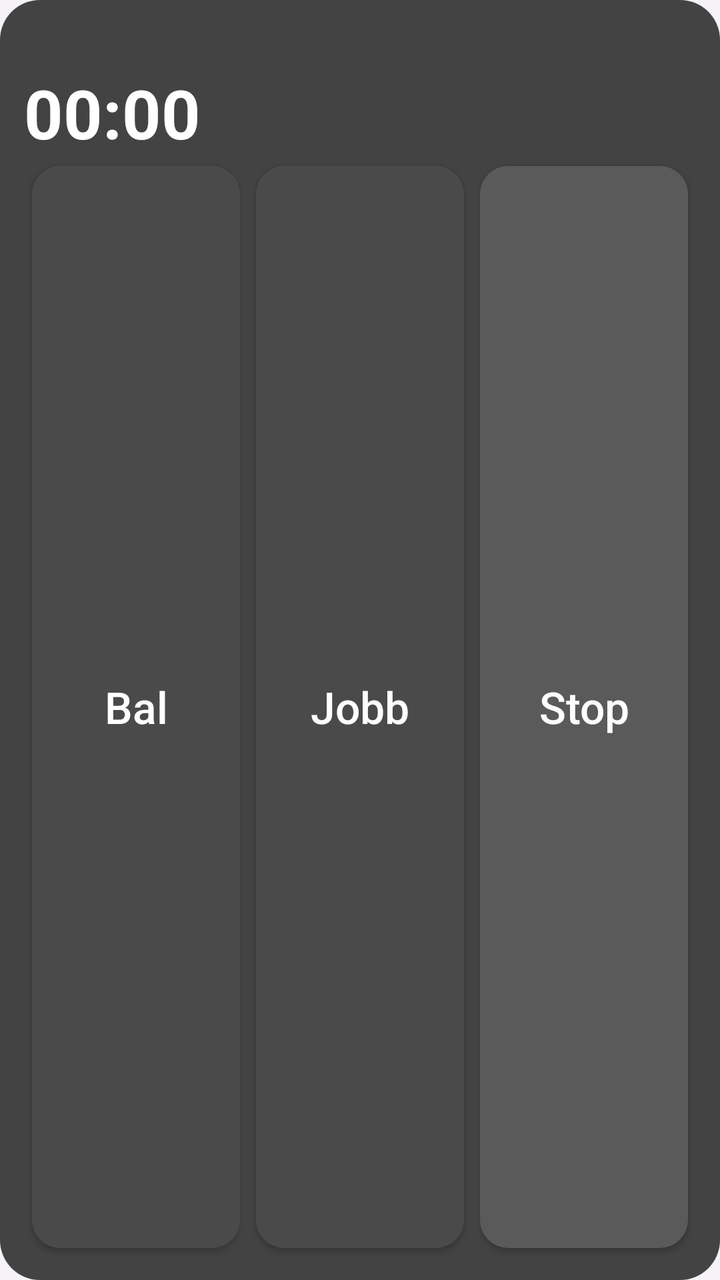
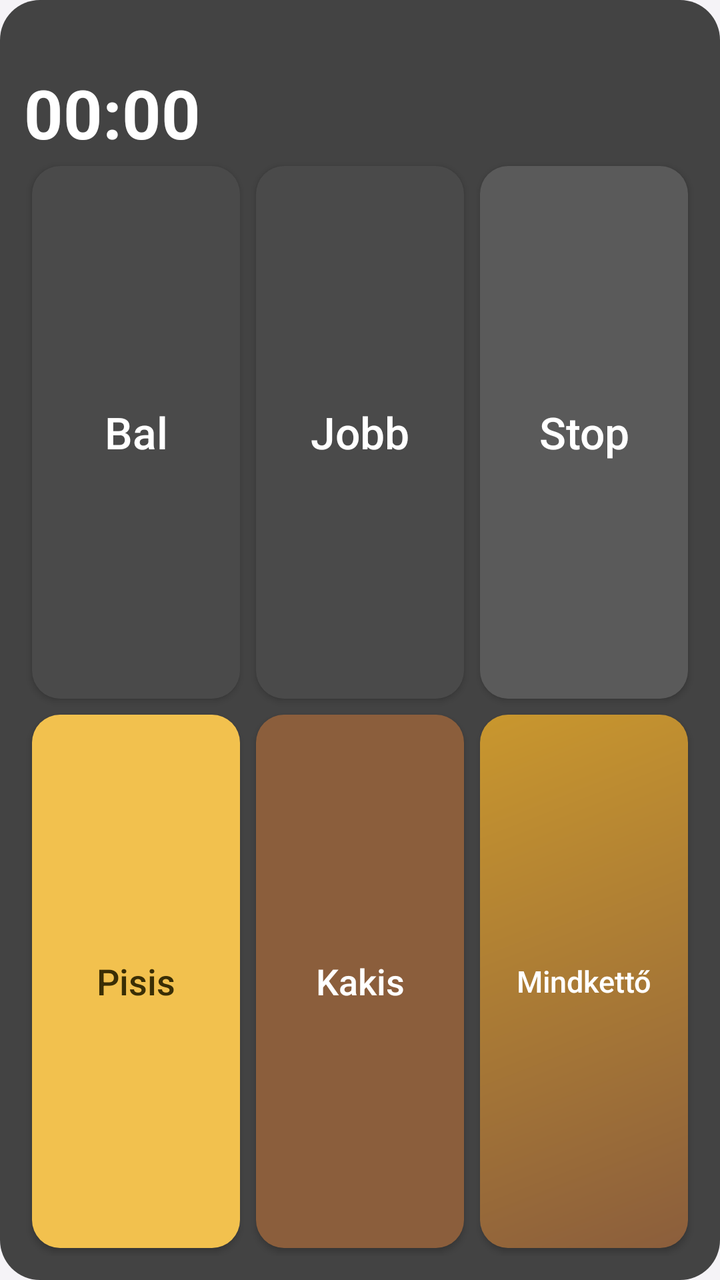

The first picture is an Android layout as it rendered before a commit; the second is the same layout after the commit. The layout source and the unified diff follow.
<!-- AndroidManifest.xml: application theme AppTheme -->
<!-- res/layout/widget_feed.xml -->
<?xml version="1.0" encoding="utf-8"?>
<LinearLayout xmlns:android="http://schemas.android.com/apk/res/android"
    android:id="@+id/root"
    android:layout_width="match_parent"
    android:layout_height="match_parent"
    android:background="@drawable/widget_bg"
    android:orientation="vertical"
    android:padding="12dp">

    <TextView
        android:id="@+id/status"
        android:layout_width="match_parent"
        android:layout_height="wrap_content"
        android:ellipsize="end"
        android:singleLine="true"
        android:textColor="#FFFFFF"
        android:textSize="16sp" />

    <Chronometer
        android:id="@+id/timer"
        android:layout_width="wrap_content"
        android:layout_height="wrap_content"
        android:textColor="#FFFFFF"
        android:textSize="34sp"
        android:textStyle="bold" />

    <LinearLayout
        android:layout_width="match_parent"
        android:layout_height="0dp"
        android:layout_weight="1"
        android:minHeight="56dp"
        android:orientation="horizontal">

        <Button
            android:id="@+id/btn_left"
            android:layout_width="0dp"
            android:layout_height="match_parent"
            android:layout_margin="4dp"
            android:layout_weight="1"
            android:background="@drawable/btn_idle"
            android:text="@string/left"
            android:textAllCaps="false"
            android:textColor="#FFFFFF"
            android:textSize="22sp" />

        <Button
            android:id="@+id/btn_right"
            android:layout_width="0dp"
            android:layout_height="match_parent"
            android:layout_margin="4dp"
            android:layout_weight="1"
            android:background="@drawable/btn_idle"
            android:text="@string/right"
            android:textAllCaps="false"
            android:textColor="#FFFFFF"
            android:textSize="22sp" />

        <Button
            android:id="@+id/btn_stop"
            android:layout_width="0dp"
            android:layout_height="match_parent"
            android:layout_margin="4dp"
            android:layout_weight="1"
            android:background="@drawable/btn_stop"
            android:text="@string/stop"
            android:textAllCaps="false"
            android:textColor="#FFFFFF"
            android:textSize="22sp" />
    </LinearLayout>
</LinearLayout>
<!-- resources referenced by this layout -->
<resources>
  <!-- drawable btn_idle (drawable) -->
  <?xml version="1.0" encoding="utf-8"?>
  <shape xmlns:android="http://schemas.android.com/apk/res/android" android:shape="rectangle">
      <solid android:color="#4A4A4A" />
      <corners android:radius="14dp" />
  </shape>
  <!-- drawable btn_stop (drawable) -->
  <?xml version="1.0" encoding="utf-8"?>
  <shape xmlns:android="http://schemas.android.com/apk/res/android" android:shape="rectangle">
      <solid android:color="#5A5A5A" />
      <corners android:radius="14dp" />
  </shape>
  <!-- drawable widget_bg (drawable) -->
  <?xml version="1.0" encoding="utf-8"?>
  <shape xmlns:android="http://schemas.android.com/apk/res/android" android:shape="rectangle">
      <solid android:color="#E6303030" />
      <corners android:radius="20dp" />
  </shape>
  <string name="left">Bal</string>
  <string name="right">Jobb</string>
  <string name="stop">Stop</string>
  <style name="AppTheme" parent="@android:style/Theme.Material.Light.NoActionBar">
          <item name="android:colorPrimary">#D6336C</item>
          <item name="android:colorAccent">#D6336C</item>
          <item name="android:windowBackground">@color/bg</item>
          <item name="android:statusBarColor">@color/bg</item>
          <item name="android:navigationBarColor">@color/bg</item>
          <item name="android:windowLightStatusBar">true</item>
          <item name="android:textColorPrimary">@color/text</item>
      </style>
  <color name="bg">#F5F3F7</color>
  <color name="text">#1D1B20</color>
</resources>

<!-- the commit's change to res/layout/widget_feed.xml (unified diff, before → after) -->
@@ -67,4 +67,48 @@
             android:textColor="#FFFFFF"
             android:textSize="22sp" />
     </LinearLayout>
+
+    <LinearLayout
+        android:layout_width="match_parent"
+        android:layout_height="0dp"
+        android:layout_weight="1"
+        android:minHeight="48dp"
+        android:orientation="horizontal">
+
+        <Button
+            android:id="@+id/btn_pee"
+            android:layout_width="0dp"
+            android:layout_height="match_parent"
+            android:layout_margin="4dp"
+            android:layout_weight="1"
+            android:background="@drawable/btn_pee"
+            android:text="Pisis"
+            android:textAllCaps="false"
+            android:textColor="#3A2E05"
+            android:textSize="18sp" />
+
+        <Button
+            android:id="@+id/btn_poo"
+            android:layout_width="0dp"
+            android:layout_height="match_parent"
+            android:layout_margin="4dp"
+            android:layout_weight="1"
+            android:background="@drawable/btn_poo"
+            android:text="Kakis"
+            android:textAllCaps="false"
+            android:textColor="#FFFFFF"
+            android:textSize="18sp" />
+
+        <Button
+            android:id="@+id/btn_both"
+            android:layout_width="0dp"
+            android:layout_height="match_parent"
+            android:layout_margin="4dp"
+            android:layout_weight="1"
+            android:background="@drawable/btn_both"
+            android:text="Mindkettő"
+            android:textAllCaps="false"
+            android:textColor="#FFFFFF"
+            android:textSize="15sp" />
+    </LinearLayout>
 </LinearLayout>
<!-- resource entries referenced after the edit -->
@@ -1,9 +1,27 @@
 <!-- resources referenced by this layout -->
 <resources>
+  <!-- drawable btn_both (drawable) -->
+  <?xml version="1.0" encoding="utf-8"?>
+  <shape xmlns:android="http://schemas.android.com/apk/res/android" android:shape="rectangle">
+      <gradient android:angle="315" android:startColor="#C9972E" android:endColor="#8B5E3C" />
+      <corners android:radius="14dp" />
+  </shape>
   <!-- drawable btn_idle (drawable) -->
   <?xml version="1.0" encoding="utf-8"?>
   <shape xmlns:android="http://schemas.android.com/apk/res/android" android:shape="rectangle">
       <solid android:color="#4A4A4A" />
+      <corners android:radius="14dp" />
+  </shape>
+  <!-- drawable btn_pee (drawable) -->
+  <?xml version="1.0" encoding="utf-8"?>
+  <shape xmlns:android="http://schemas.android.com/apk/res/android" android:shape="rectangle">
+      <solid android:color="#F2C14E" />
+      <corners android:radius="14dp" />
+  </shape>
+  <!-- drawable btn_poo (drawable) -->
+  <?xml version="1.0" encoding="utf-8"?>
+  <shape xmlns:android="http://schemas.android.com/apk/res/android" android:shape="rectangle">
+      <solid android:color="#8B5E3C" />
       <corners android:radius="14dp" />
   </shape>
   <!-- drawable btn_stop (drawable) -->
